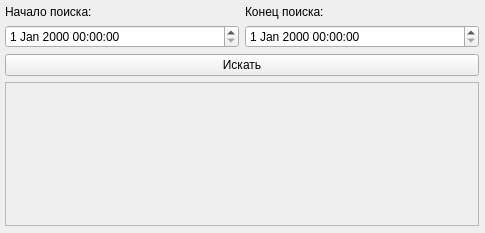
prostoLavr/time_control, file my_widgets/history_widget.ui: the form before one commit.
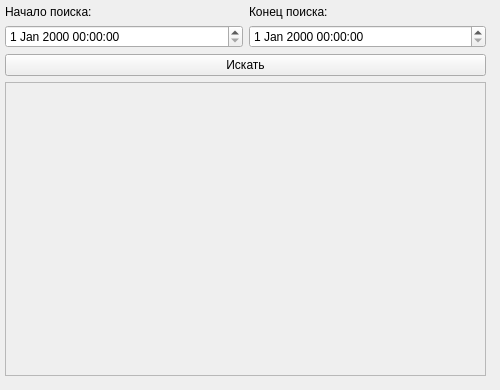
The form after the commit.

Commit message: Interface was edited

Patch:
```diff
--- a/my_widgets/history_widget.ui
+++ b/my_widgets/history_widget.ui
@@ -6,14 +6,14 @@
    <rect>
     <x>0</x>
     <y>0</y>
-    <width>485</width>
-    <height>233</height>
+    <width>500</width>
+    <height>390</height>
    </rect>
   </property>
   <property name="minimumSize">
    <size>
-    <width>485</width>
-    <height>0</height>
+    <width>500</width>
+    <height>390</height>
    </size>
   </property>
   <property name="windowTitle">
@@ -24,8 +24,8 @@
     <rect>
      <x>0</x>
      <y>0</y>
-     <width>484</width>
-     <height>231</height>
+     <width>491</width>
+     <height>381</height>
     </rect>
    </property>
    <layout class="QVBoxLayout" name="verticalLayout">
@@ -82,8 +82,8 @@
         <rect>
          <x>0</x>
          <y>0</y>
-         <width>470</width>
-         <height>100</height>
+         <width>477</width>
+         <height>250</height>
         </rect>
        </property>
       </widget>
```
The commit also changes 6 other files.
